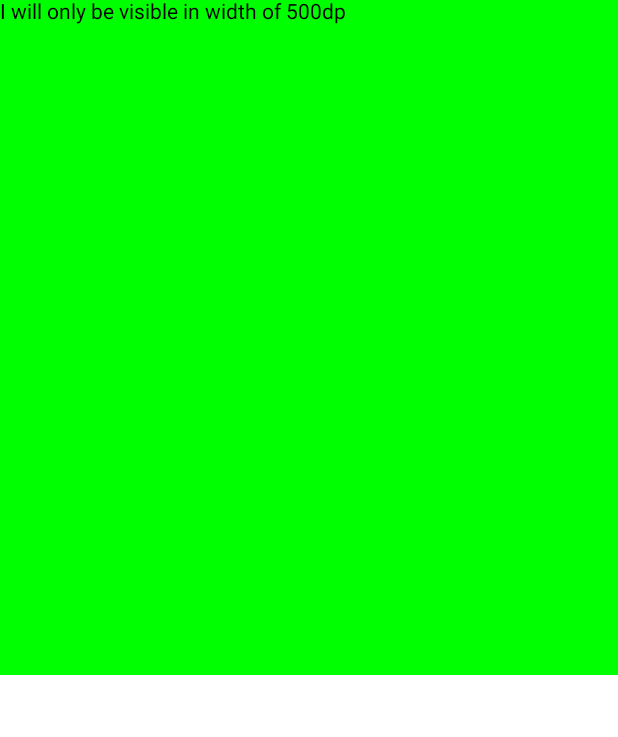
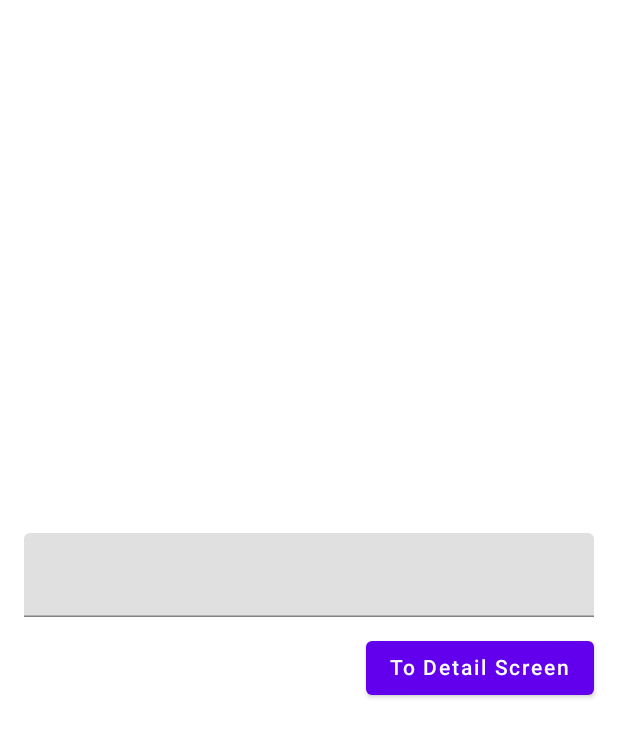
Before and after one commit to DHRUV-LIMBACHIYA/JetpackComposePractice, an Android app built with Jetpack Compose: the screen it shows after launch (MainActivity), on a phone screen of 412 x 824 dp. Shown: the top 737 px of the screen. Run offline under Robolectric (Android 15) with nearby library versions, the phone set to English and light mode, and no system bars; 1 statement that could not run was skipped.

Commit message:
Navigation basics in compose

```diff
--- a/app/build.gradle
+++ b/app/build.gradle
@@ -58,4 +58,5 @@ dependencies {
     androidTestImplementation 'androidx.test.espresso:espresso-core:3.4.0'
     androidTestImplementation "androidx.compose.ui:ui-test-junit4:$compose_version"
     implementation "androidx.constraintlayout:constraintlayout-compose:1.0.0-beta02"
+    implementation "androidx.navigation:navigation-compose:2.4.0-alpha08"
 }
--- a/app/src/main/java/com/example/jetpackcomposepractice/activity/MainActivity.kt
+++ b/app/src/main/java/com/example/jetpackcomposepractice/activity/MainActivity.kt
@@ -4,28 +4,36 @@ import android.os.Bundle
 import androidx.activity.ComponentActivity
 import androidx.activity.compose.setContent
 import androidx.compose.foundation.background
-import androidx.compose.foundation.layout.*
-import androidx.compose.material.Surface
+import androidx.compose.foundation.layout.size
 import androidx.compose.material.Text
 import androidx.compose.runtime.Composable
-import androidx.compose.ui.ExperimentalComposeUiApi
 import androidx.compose.ui.Modifier
 import androidx.compose.ui.graphics.Color
 import androidx.compose.ui.unit.dp
-import com.example.jetpackcomposepractice.composables.*
-import com.example.jetpackcomposepractice.ui.theme.JetpackComposePracticeTheme
+import com.example.jetpackcomposepractice.composables.Dimensions
+import com.example.jetpackcomposepractice.composables.lessThan
+import com.example.jetpackcomposepractice.composables.mediaQuery
+import com.example.jetpackcomposepractice.composables.navigation.Navigation
 
 class MainActivity : ComponentActivity() {
     override fun onCreate(savedInstanceState: Bundle?) {
         super.onCreate(savedInstanceState)
         setContent {
-            Text(text = "I will only be visible in width of 500dp", modifier = Modifier
-                .background(Color.Green)
-                .mediaQuery(
-                    Dimensions.Width lessThan 500.dp,
-                    Modifier.size(450.dp)
-                ))
+            Navigation()
         }
     }
 
 }
+
+
+@Composable
+fun MediaQueryComposable() {
+    Text(
+        text = "I will only be visible in width of 500dp", modifier = Modifier
+            .background(Color.Green)
+            .mediaQuery(
+                Dimensions.Width lessThan 500.dp,
+                Modifier.size(450.dp)
+            )
+    )
+}
--- /dev/null
+++ b/app/src/main/java/com/example/jetpackcomposepractice/composables/navigation/Navigation.kt
@@ -0,0 +1,97 @@
+package com.example.jetpackcomposepractice.composables.navigation
+
+import androidx.compose.foundation.layout.*
+import androidx.compose.material.Button
+import androidx.compose.material.Text
+import androidx.compose.material.TextField
+import androidx.compose.runtime.Composable
+import androidx.compose.runtime.mutableStateOf
+import androidx.compose.runtime.remember
+import androidx.compose.runtime.getValue
+import androidx.compose.runtime.setValue
+import androidx.compose.ui.Alignment
+import androidx.compose.ui.Modifier
+import androidx.compose.ui.unit.dp
+import androidx.navigation.NavController
+import androidx.navigation.NavType
+import androidx.navigation.compose.*
+
+/**
+ * Created by Dhruv Limbachiya on 06-09-2021.
+ */
+
+@Composable
+fun Navigation() {
+    // Get the nav controller.
+    val navController = rememberNavController()
+
+    NavHost(navController = navController, startDestination = Screen.MainScreen.route) {
+        composable(Screen.MainScreen.route) {
+            MainScreen(navController)
+        }
+        composable(
+            Screen.DetailScreen.route + "/{name}",
+            arguments = listOf(
+                navArgument("name") {
+                    type = NavType.StringType
+                    defaultValue = "Dhruv"
+                    nullable = true
+                }
+            )
+        ) {
+            DetailScreen(name = it.arguments?.getString("name"))
+        }
+    }
+}
+
+/**
+ * Main Screen : Starting destination for NavHost.
+ */
+@Composable
+fun MainScreen(navController: NavController) {
+    Column(
+        modifier = Modifier
+            .fillMaxSize()
+            .padding(16.dp),
+        horizontalAlignment = Alignment.CenterHorizontally,
+        verticalArrangement = Arrangement.Center
+    ) {
+        var nameText by remember {
+            mutableStateOf("")
+        }
+
+        TextField(
+            value = nameText,
+            onValueChange = {
+                nameText = it
+            },
+            modifier = Modifier
+                .fillMaxWidth()
+        )
+
+        Spacer(modifier = Modifier.height(10.dp))
+
+        Button(
+            onClick = {
+                navController.navigate(Screen.DetailScreen.withArgs(nameText))
+            },
+            modifier = Modifier.align(Alignment.End)
+        ) {
+            Text(text = "To Detail Screen")
+        }
+    }
+}
+
+/**
+ * Detail Screen : Containing text which is passed from MainScreen.
+ */
+@Composable
+fun DetailScreen(name: String?) {
+    Box(
+        modifier = Modifier
+            .fillMaxSize(),
+        contentAlignment = Alignment.Center
+    ) {
+        Text(text = "Hello, $name")
+    }
+}
--- /dev/null
+++ b/app/src/main/java/com/example/jetpackcomposepractice/composables/navigation/Screen.kt
@@ -0,0 +1,19 @@
+package com.example.jetpackcomposepractice.composables.navigation
+
+/**
+ * Created by Dhruv Limbachiya on 06-09-2021.
+ */
+
+sealed class Screen(val route: String){
+    object MainScreen : Screen("main_screen")
+    object DetailScreen : Screen("detail_screen")
+
+    fun withArgs(vararg args: String) : String {
+        return buildString {
+            append(route) // ex: DetailScreen.route(detail_screen)
+            args.forEach { arg ->
+                append("/$arg")  // assume arg1 = "Dhruv" then route will be : detail_screen/Dhruv
+            }
+        }
+    }
+}
```
